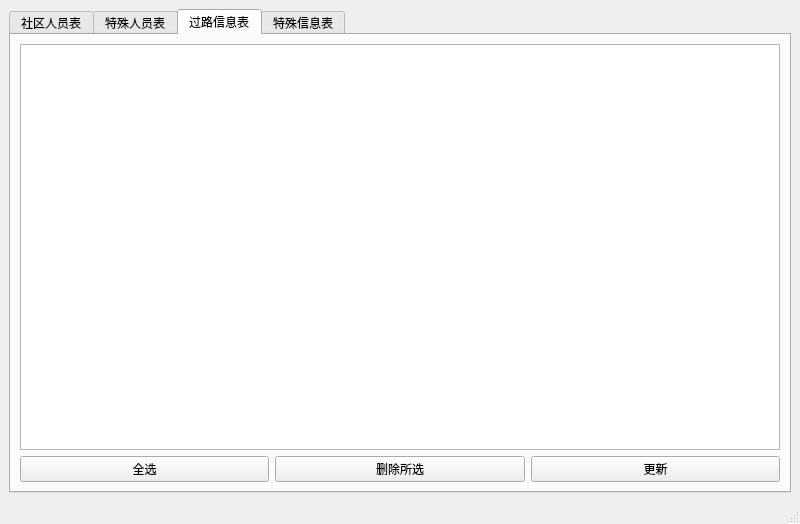
Old version of the form ui/control_window.ui in the repository wxxhub/graduationCLient.
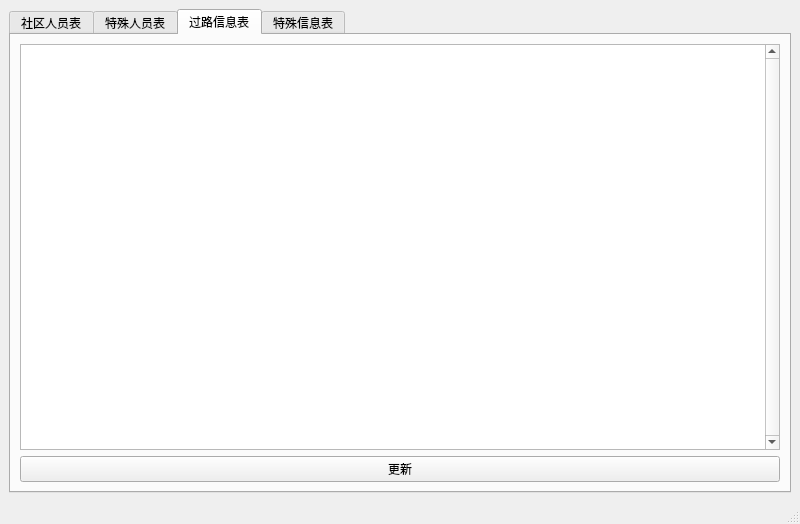
New version of the form. The open tabs and pages were chosen to show the change.

Commit message: finish control window

What changed in the file:
```diff
--- a/ui/control_window.ui
+++ b/ui/control_window.ui
@@ -224,24 +224,14 @@
        </attribute>
        <layout class="QGridLayout" name="gridLayout_5">
         <item row="0" column="0">
-         <widget class="QTableView" name="PassingInfoTable"/>
+         <widget class="QTableView" name="PassingInfoTable">
+          <property name="verticalScrollBarPolicy">
+           <enum>Qt::ScrollBarAlwaysOn</enum>
+          </property>
+         </widget>
         </item>
         <item row="1" column="0">
          <layout class="QHBoxLayout" name="horizontalLayout_3">
-          <item>
-           <widget class="QPushButton" name="PassingInfoSelectButton">
-            <property name="text">
-             <string>全选</string>
-            </property>
-           </widget>
-          </item>
-          <item>
-           <widget class="QPushButton" name="PassinInfoDeleteButton">
-            <property name="text">
-             <string>删除所选</string>
-            </property>
-           </widget>
-          </item>
           <item>
            <widget class="QPushButton" name="PassingInfoUpdateButton">
             <property name="text">
```
Left out of the diff: 28 changed lines with no effect on the pictures. The commit also changes 2 other files.
